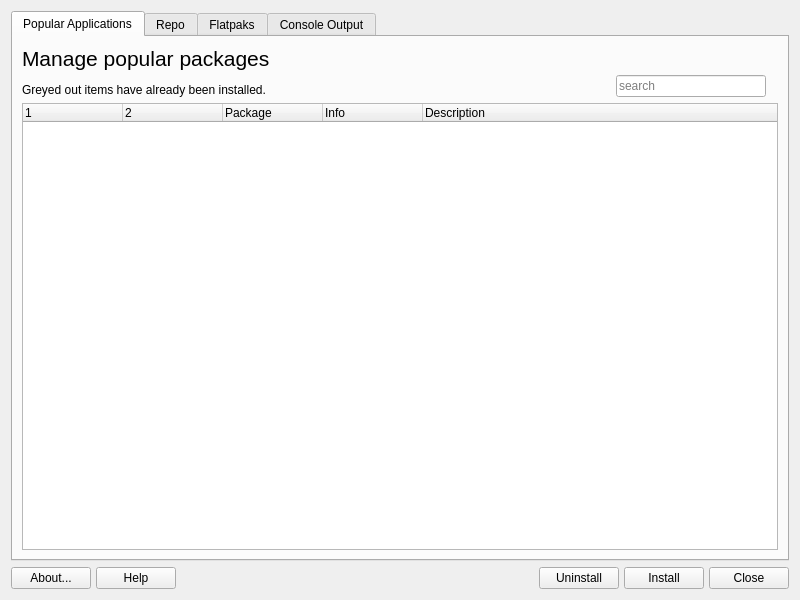
Old version of the form src/mainwindow.ui in the repository CachyOS/packageinstaller.
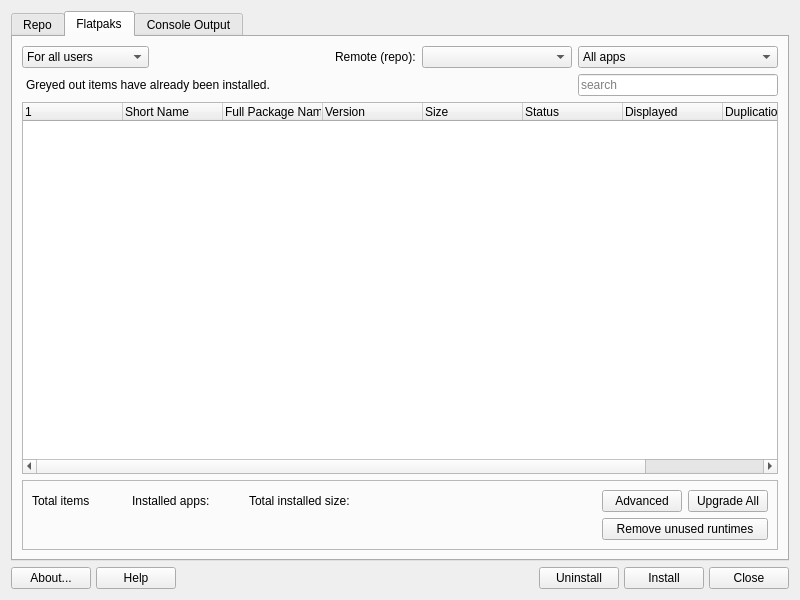
New version of the form. The open tabs and pages were chosen to show the change. Icons and pictures are not drawn.

Commit message: 👷 drop "popular apps" tab

```diff
--- a/src/mainwindow.ui
+++ b/src/mainwindow.ui
@@ -46,102 +46,6 @@
      <property name="movable">
       <bool>false</bool>
      </property>
-     <widget class="QWidget" name="tabPopular">
-      <property name="sizePolicy">
-       <sizepolicy hsizetype="Preferred" vsizetype="Expanding">
-        <horstretch>0</horstretch>
-        <verstretch>0</verstretch>
-       </sizepolicy>
-      </property>
-      <attribute name="title">
-       <string>Popular Applications</string>
-      </attribute>
-      <layout class="QGridLayout" name="gridLayout">
-       <item row="3" column="0" colspan="5">
-        <widget class="QTreeWidget" name="treePopularApps">
-         <property name="frameShadow">
-          <enum>QFrame::Raised</enum>
-         </property>
-         <property name="tabKeyNavigation">
-          <bool>true</bool>
-         </property>
-         <property name="selectionMode">
-          <enum>QAbstractItemView::SingleSelection</enum>
-         </property>
-         <column>
-          <property name="text">
-           <string/>
-          </property>
-         </column>
-         <column>
-          <property name="text">
-           <string/>
-          </property>
-         </column>
-         <column>
-          <property name="text">
-           <string>Package</string>
-          </property>
-         </column>
-         <column>
-          <property name="text">
-           <string>Info</string>
-          </property>
-         </column>
-         <column>
-          <property name="text">
-           <string>Description</string>
-          </property>
-         </column>
-        </widget>
-       </item>
-       <item row="2" column="2">
-        <widget class="QLineEdit" name="searchPopular">
-         <property name="minimumSize">
-          <size>
-           <width>150</width>
-           <height>0</height>
-          </size>
-         </property>
-         <property name="maximumSize">
-          <size>
-           <width>200</width>
-           <height>16777215</height>
-          </size>
-         </property>
-         <property name="placeholderText">
-          <string>search</string>
-         </property>
-         <property name="clearButtonEnabled">
-          <bool>true</bool>
-         </property>
-        </widget>
-       </item>
-       <item row="1" column="0" rowspan="2">
-        <widget class="QLabel" name="label">
-         <property name="text">
-          <string>&lt;html&gt;&lt;head/&gt;&lt;body&gt;&lt;p&gt;&lt;span style=&quot; font-size:16pt;&quot;&gt;Manage popular packages&lt;/span&gt;&lt;/p&gt;&lt;p&gt;Greyed out items have already been installed.&lt;/p&gt;&lt;/body&gt;&lt;/html&gt;</string>
-         </property>
-        </widget>
-       </item>
-       <item row="2" column="1">
-        <spacer name="horizontalSpacer">
-         <property name="orientation">
-          <enum>Qt::Horizontal</enum>
-         </property>
-         <property name="sizeType">
-          <enum>QSizePolicy::Expanding</enum>
-         </property>
-         <property name="sizeHint" stdset="0">
-          <size>
-           <width>350</width>
-           <height>20</height>
-          </size>
-         </property>
-        </spacer>
-       </item>
-      </layout>
-     </widget>
      <widget class="QWidget" name="tabRepo">
       <property name="sizePolicy">
        <sizepolicy hsizetype="Preferred" vsizetype="Expanding">
```
Left out of the diff: 2 changed lines with no effect on the pictures. The commit also changes 2 other files.
